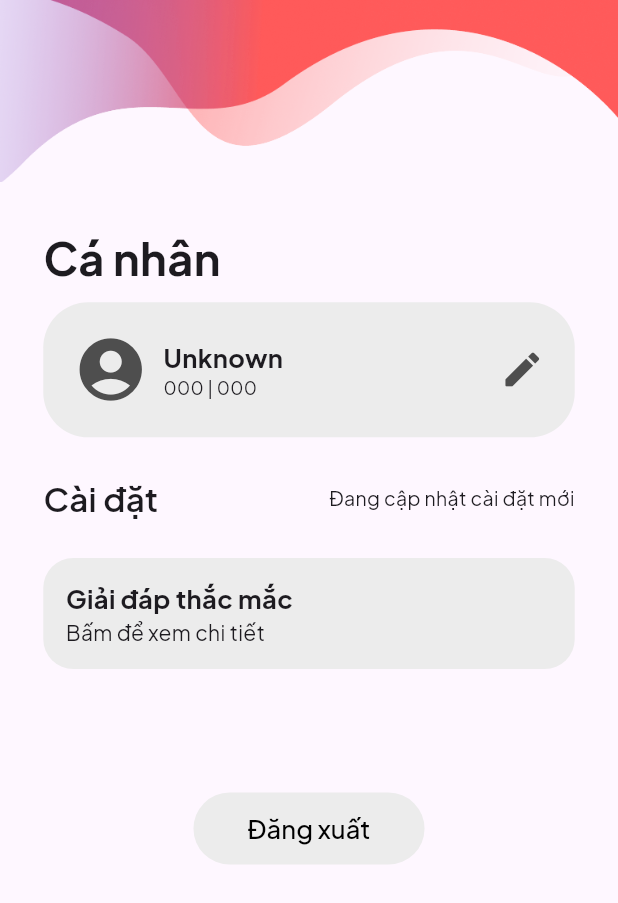
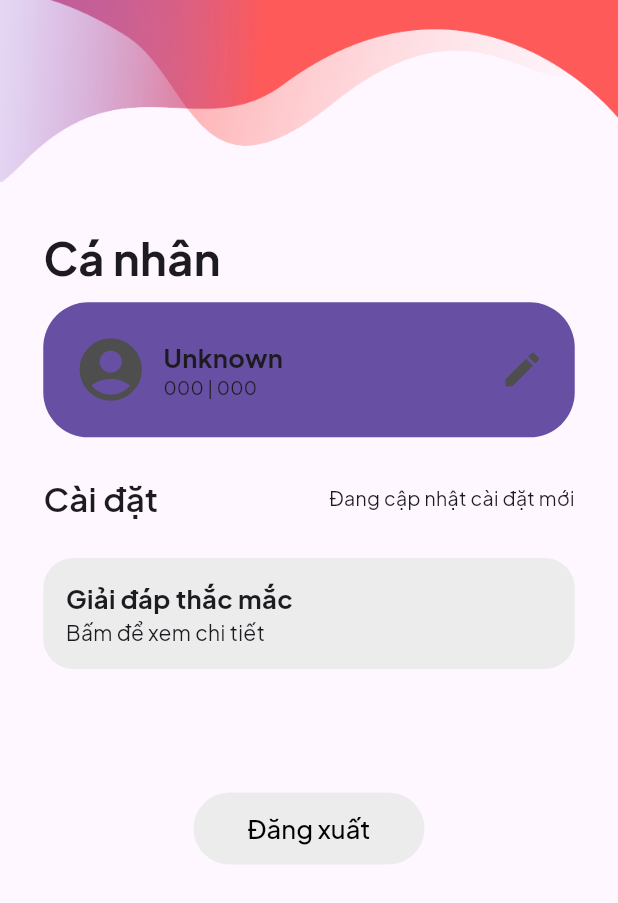
Before and after one commit to HieuCaoTlu/tlutopia, a Flutter app: the PersonalScreen screen opened directly, on a phone screen of 412 x 824 dp. Shown: the top 903 px of the screen. Run offline on Flutter 3.47's test engine with Material 3 defaults, Android fonts, the phone set to English and light mode, and no system bars.

Commit message:
Update infoConfig.dart

```diff
--- a/lib/screen/personal/infoConfig.dart
+++ b/lib/screen/personal/infoConfig.dart
@@ -23,7 +23,7 @@ class _InformationConfiguringState extends State<InformationConfiguring> {
             Container(
               width: MediaQuery.of(context).size.width * 0.8,
               decoration: BoxDecoration(
-                  color: Colors.white, borderRadius: BorderRadius.circular(20)),
+                  color: Theme.of(context).primaryColor, borderRadius: BorderRadius.circular(20)),
               child: Column(
                 crossAxisAlignment: CrossAxisAlignment.center,
                 children: [
@@ -116,7 +116,7 @@ class _InformationConfiguringState extends State<InformationConfiguring> {
       child: Container(
           padding: const EdgeInsets.all(20),
           decoration: BoxDecoration(
-            color: const Color(0xffECECEC),
+              color: Theme.of(context).primaryColor, //jjjjjjjjjjjjjjjjjjjjj
             borderRadius: BorderRadius.circular(30),
           ),
           child: Row(
```
